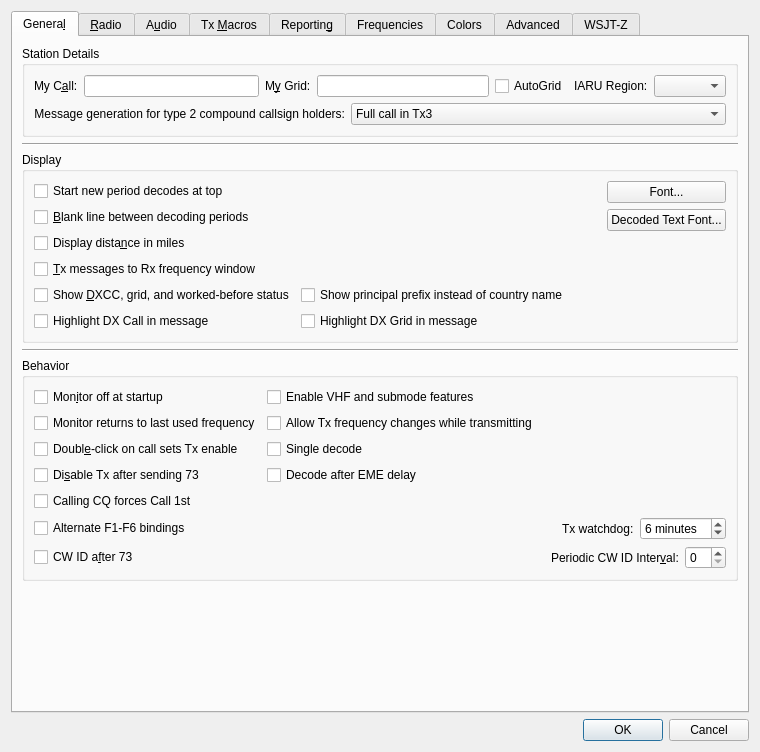
This is Configuration.ui in apagra/wsj-tay as Qt 5 draws it before an edit. The edited form follows.
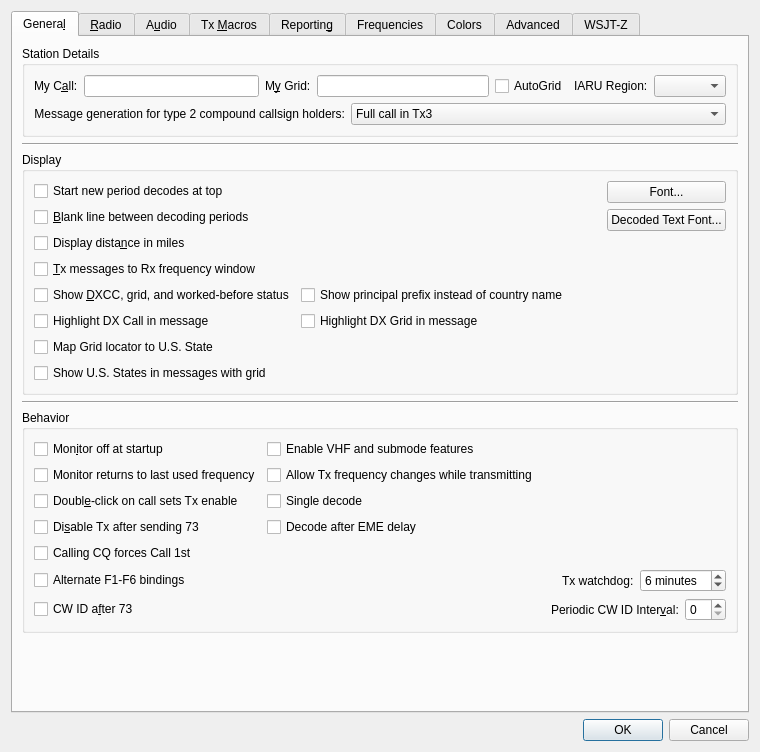
This is the edited form. The open tabs and pages were chosen to show the change. Custom widgets are drawn as their Qt base class.

What changed in the file:
```diff
--- a/Configuration.ui
+++ b/Configuration.ui
@@ -286,6 +286,26 @@
             </property>
            </widget>
           </item>
+          <item row="14" column="0">
+           <widget class="QCheckBox" name="Map_Grid_to_State">
+            <property name="toolTip">
+             <string>&lt;html&gt;&lt;head/&gt;&lt;body&gt;&lt;p&gt;A grid square names the US state it falls in, so a station sending one can be shown with its state beside the country - for CQ calls and 73s.&lt;/p&gt;&lt;p&gt;Where a square straddles a border, both states are named.&lt;/p&gt;&lt;/body&gt;&lt;/html&gt;</string>
+            </property>
+            <property name="text">
+             <string>Map Grid locator to U.S. State</string>
+            </property>
+           </widget>
+          </item>
+          <item row="15" column="0">
+           <widget class="QCheckBox" name="Map_All_Messages">
+            <property name="toolTip">
+             <string>&lt;html&gt;&lt;head/&gt;&lt;body&gt;&lt;p&gt;Show the state in every message that carries a grid, not only CQ calls and 73s. Needs the box above.&lt;/p&gt;&lt;/body&gt;&lt;/html&gt;</string>
+            </property>
+            <property name="text">
+             <string>Show U.S. States in messages with grid</string>
+            </property>
+           </widget>
+          </item>
           <item row="4" column="0">
            <widget class="QCheckBox" name="DXCC_check_box">
             <property name="toolTip">
```
